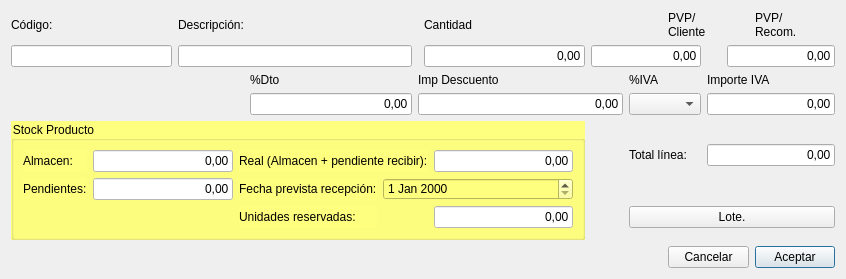
This is Auxiliares/frmeditline.ui in arcnexus/RedFoX as Qt 5 draws it before an edit. The edited form follows.
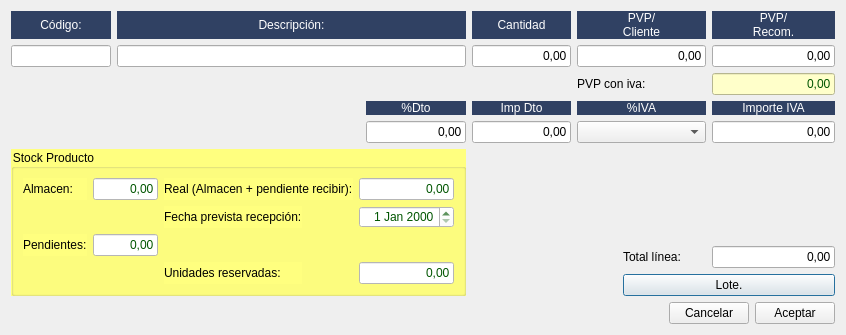
This is the edited form. Icons and pictures are not drawn.

Patch:
```diff
--- a/Auxiliares/frmeditline.ui
+++ b/Auxiliares/frmeditline.ui
@@ -7,7 +7,7 @@
     <x>0</x>
     <y>0</y>
     <width>846</width>
-    <height>255</height>
+    <height>329</height>
    </rect>
   </property>
   <property name="windowTitle">
@@ -18,7 +18,299 @@
     <normaloff>:/Icons/PNG/redfox.png</normaloff>:/Icons/PNG/redfox.png</iconset>
   </property>
   <layout class="QGridLayout" name="gridLayout">
-   <item row="4" column="0" rowspan="2" colspan="5">
+   <item row="1" column="4">
+    <widget class="QLineEdit" name="txtCantidad">
+     <property name="maximumSize">
+      <size>
+       <width>128</width>
+       <height>16777215</height>
+      </size>
+     </property>
+     <property name="text">
+      <string>0,00</string>
+     </property>
+     <property name="alignment">
+      <set>Qt::AlignRight|Qt::AlignTrailing|Qt::AlignVCenter</set>
+     </property>
+    </widget>
+   </item>
+   <item row="7" column="6" colspan="4">
+    <widget class="QPushButton" name="btnLote">
+     <property name="text">
+      <string>Lote.</string>
+     </property>
+     <property name="icon">
+      <iconset resource="../maya.qrc">
+       <normaloff>:/Icons/PNG/desglose.png</normaloff>:/Icons/PNG/desglose.png</iconset>
+     </property>
+     <property name="iconSize">
+      <size>
+       <width>32</width>
+       <height>32</height>
+      </size>
+     </property>
+    </widget>
+   </item>
+   <item row="0" column="5" colspan="3">
+    <widget class="QLabel" name="label_4">
+     <property name="styleSheet">
+      <string notr="true">background-color: #304163;	
+font: 14pt &quot;Sans Serif&quot;;
+color: rgb(255,255,255);</string>
+     </property>
+     <property name="text">
+      <string>PVP/
+Cliente</string>
+     </property>
+     <property name="alignment">
+      <set>Qt::AlignCenter</set>
+     </property>
+    </widget>
+   </item>
+   <item row="4" column="4">
+    <widget class="QLineEdit" name="txtImp_dto">
+     <property name="maximumSize">
+      <size>
+       <width>128</width>
+       <height>16777215</height>
+      </size>
+     </property>
+     <property name="text">
+      <string>0,00</string>
+     </property>
+     <property name="alignment">
+      <set>Qt::AlignRight|Qt::AlignTrailing|Qt::AlignVCenter</set>
+     </property>
+    </widget>
+   </item>
+   <item row="8" column="0" colspan="7">
+    <spacer name="horizontalSpacer">
+     <property name="orientation">
+      <enum>Qt::Horizontal</enum>
+     </property>
+     <property name="sizeHint" stdset="0">
+      <size>
+       <width>636</width>
+       <height>20</height>
+      </size>
+     </property>
+    </spacer>
+   </item>
+   <item row="0" column="1" colspan="3">
+    <widget class="QLabel" name="label_2">
+     <property name="styleSheet">
+      <string notr="true">background-color: #304163;	
+font: 14pt &quot;Sans Serif&quot;;
+color: rgb(255,255,255);</string>
+     </property>
+     <property name="text">
+      <string>Descripción:</string>
+     </property>
+     <property name="alignment">
+      <set>Qt::AlignCenter</set>
+     </property>
+    </widget>
+   </item>
+   <item row="8" column="7" colspan="2">
+    <widget class="QPushButton" name="btnCancelar">
+     <property name="text">
+      <string>Cancelar</string>
+     </property>
+     <property name="icon">
+      <iconset resource="../maya.qrc">
+       <normaloff>:/Icons/PNG/close.png</normaloff>:/Icons/PNG/close.png</iconset>
+     </property>
+    </widget>
+   </item>
+   <item row="8" column="9">
+    <widget class="QPushButton" name="btnAceptar">
+     <property name="text">
+      <string>Aceptar</string>
+     </property>
+     <property name="icon">
+      <iconset resource="../maya.qrc">
+       <normaloff>:/Icons/PNG/OK.png</normaloff>:/Icons/PNG/OK.png</iconset>
+     </property>
+    </widget>
+   </item>
+   <item row="3" column="4">
+    <widget class="QLabel" name="label_7">
+     <property name="maximumSize">
+      <size>
+       <width>128</width>
+       <height>16777215</height>
+      </size>
+     </property>
+     <property name="styleSheet">
+      <string notr="true">background-color: #304163;	
+font: 14pt &quot;Sans Serif&quot;;
+color: rgb(255,255,255);</string>
+     </property>
+     <property name="text">
+      <string>Imp Dto</string>
+     </property>
+     <property name="alignment">
+      <set>Qt::AlignCenter</set>
+     </property>
+    </widget>
+   </item>
+   <item row="4" column="8" colspan="2">
+    <widget class="QLineEdit" name="txtImporte_iva">
+     <property name="text">
+      <string>0,00</string>
+     </property>
+     <property name="alignment">
+      <set>Qt::AlignRight|Qt::AlignTrailing|Qt::AlignVCenter</set>
+     </property>
+    </widget>
+   </item>
+   <item row="6" column="8" colspan="2">
+    <widget class="QLineEdit" name="txt_tota_linea">
+     <property name="styleSheet">
+      <string notr="true">font: 18pt &quot;Sans Serif&quot;;</string>
+     </property>
+     <property name="text">
+      <string>0,00</string>
+     </property>
+     <property name="alignment">
+      <set>Qt::AlignRight|Qt::AlignTrailing|Qt::AlignVCenter</set>
+     </property>
+    </widget>
+   </item>
+   <item row="0" column="0">
+    <widget class="QLabel" name="label">
+     <property name="maximumSize">
+      <size>
+       <width>100</width>
+       <height>16777215</height>
+      </size>
+     </property>
+     <property name="styleSheet">
+      <string notr="true">background-color: #304163;	
+font: 14pt &quot;Sans Serif&quot;;
+color: rgb(255,255,255);</string>
+     </property>
+     <property name="text">
+      <string>Código:</string>
+     </property>
+     <property name="alignment">
+      <set>Qt::AlignCenter</set>
+     </property>
+    </widget>
+   </item>
+   <item row="3" column="8" colspan="2">
+    <widget class="QLabel" name="label_9">
+     <property name="styleSheet">
+      <string notr="true">background-color: #304163;	
+font: 14pt &quot;Sans Serif&quot;;
+color: rgb(255,255,255);</string>
+     </property>
+     <property name="text">
+      <string>Importe IVA</string>
+     </property>
+     <property name="alignment">
+      <set>Qt::AlignCenter</set>
+     </property>
+    </widget>
+   </item>
+   <item row="3" column="3">
+    <widget class="QLabel" name="label_6">
+     <property name="maximumSize">
+      <size>
+       <width>100</width>
+       <height>16777215</height>
+      </size>
+     </property>
+     <property name="styleSheet">
+      <string notr="true">background-color: #304163;	
+font: 14pt &quot;Sans Serif&quot;;
+color: rgb(255,255,255);</string>
+     </property>
+     <property name="text">
+      <string>%Dto</string>
+     </property>
+     <property name="alignment">
+      <set>Qt::AlignCenter</set>
+     </property>
+    </widget>
+   </item>
+   <item row="3" column="5" colspan="3">
+    <widget class="QLabel" name="label_8">
+     <property name="styleSheet">
+      <string notr="true">background-color: #304163;	
+font: 14pt &quot;Sans Serif&quot;;
+color: rgb(255,255,255);</string>
+     </property>
+     <property name="text">
+      <string>%IVA</string>
+     </property>
+     <property name="alignment">
+      <set>Qt::AlignCenter</set>
+     </property>
+    </widget>
+   </item>
+   <item row="0" column="8" colspan="2">
+    <widget class="QLabel" name="label_5">
+     <property name="styleSheet">
+      <string notr="true">background-color: #304163;	
+font: 14pt &quot;Sans Serif&quot;;
+color: rgb(255,255,255);</string>
+     </property>
+     <property name="text">
+      <string>PVP/
+Recom.</string>
+     </property>
+     <property name="alignment">
+      <set>Qt::AlignCenter</set>
+     </property>
+    </widget>
+   </item>
+   <item row="1" column="0">
+    <widget class="QLineEdit" name="txtCodigo">
+     <property name="maximumSize">
+      <size>
+       <width>100</width>
+       <height>16777215</height>
+      </size>
+     </property>
+    </widget>
+   </item>
+   <item row="4" column="3">
+    <widget class="QLineEdit" name="txtPorc_dto">
+     <property name="maximumSize">
+      <size>
+       <width>100</width>
+       <height>16777215</height>
+      </size>
+     </property>
+     <property name="text">
+      <string>0,00</string>
+     </property>
+     <property name="alignment">
+      <set>Qt::AlignRight|Qt::AlignTrailing|Qt::AlignVCenter</set>
+     </property>
+    </widget>
+   </item>
+   <item row="4" column="5" colspan="3">
+    <widget class="QComboBox" name="cboIva"/>
+   </item>
+   <item row="5" column="4">
+    <spacer name="verticalSpacer">
+     <property name="orientation">
+      <enum>Qt::Vertical</enum>
+     </property>
+     <property name="sizeHint" stdset="0">
+      <size>
+       <width>20</width>
+       <height>40</height>
+      </size>
+     </property>
+    </spacer>
+   </item>
+   <item row="1" column="1" colspan="3">
+    <widget class="QLineEdit" name="txtDescripcion"/>
+   </item>
+   <item row="5" column="0" rowspan="3" colspan="4">
     <widget class="QGroupBox" name="groupBox">
      <property name="styleSheet">
       <string notr="true">background-color: rgb(255, 255, 127);</string>
@@ -36,8 +328,12 @@
       </item>
       <item row="0" column="1">
        <widget class="QLineEdit" name="lineEdit_10">
+        <property name="enabled">
+         <bool>false</bool>
+        </property>
         <property name="styleSheet">
-         <string notr="true">background-color: rgb(255, 255, 255);</string>
+         <string notr="true">background-color: rgb(255, 255, 255);
+color: rgb(0, 85, 0);</string>
         </property>
         <property name="text">
          <string>0,00</string>
@@ -56,8 +352,12 @@
       </item>
       <item row="0" column="4">
        <widget class="QLineEdit" name="lineEdit_11">
+        <property name="enabled">
+         <bool>false</bool>
+        </property>
         <property name="styleSheet">
-         <string notr="true">background-color: rgb(255, 255, 255);</string>
+         <string notr="true">background-color: rgb(255, 255, 255);
+color: rgb(0, 85, 0);</string>
         </property>
         <property name="text">
          <string>0,00</string>
@@ -67,17 +367,21 @@
         </property>
        </widget>
       </item>
-      <item row="1" column="0">
+      <item row="2" column="0">
        <widget class="QLabel" name="label_13">
         <property name="text">
          <string>Pendientes:</string>
         </property>
        </widget>
       </item>
-      <item row="1" column="1">
+      <item row="2" column="1">
        <widget class="QLineEdit" name="lineEdit_12">
+        <property name="enabled">
+         <bool>false</bool>
+        </property>
         <property name="styleSheet">
-         <string notr="true">background-color: rgb(255, 255, 255);</string>
+         <string notr="true">background-color: rgb(255, 255, 255);
+color: rgb(0, 85, 0);</string>
         </property>
         <property name="text">
          <string>0,00</string>
@@ -87,27 +391,21 @@
         </property>
        </widget>
       </item>
-      <item row="1" column="2">
-       <widget class="QLabel" name="label_14">
-        <property name="text">
-         <string>Fecha prevista recepción:</string>
-        </property>
-       </widget>
-      </item>
-      <item row="1" column="3" colspan="2">
-       <widget class="QDateEdit" name="dateEdit"/>
-      </item>
-      <item row="2" column="2">
+      <item row="3" column="2">
        <widget class="QLabel" name="label_15">
         <property name="text">
          <string>Unidades reservadas:</string>
         </property>
        </widget>
       </item>
-      <item row="2" column="4">
+      <item row="3" column="4">
        <widget class="QLineEdit" name="lineEdit_13">
+        <property name="enabled">
+         <bool>false</bool>
+        </property>
         <property name="styleSheet">
-         <string notr="true">background-color: rgb(255, 255, 255);</string>
+         <string notr="true">background-color: rgb(255, 255, 255);
+color: rgb(0, 85, 0);</string>
         </property>
         <property name="text">
          <string>0,00</string>
@@ -117,101 +415,59 @@
         </property>
        </widget>
       </item>
+      <item row="1" column="4">
+       <widget class="QDateEdit" name="dateEdit">
+        <property name="enabled">
+         <bool>false</bool>
+        </property>
+        <property name="maximumSize">
+         <size>
+          <width>100</width>
+          <height>16777215</height>
+         </size>
+        </property>
+        <property name="styleSheet">
+         <string notr="true">background-color: rgb(255, 255, 255);
+color: rgb(0, 85, 0);</string>
+        </property>
+        <property name="alignment">
+         <set>Qt::AlignRight|Qt::AlignTrailing|Qt::AlignVCenter</set>
+        </property>
+       </widget>
+      </item>
+      <item row="1" column="2">
+       <widget class="QLabel" name="label_14">
+        <property name="text">
+         <string>Fecha prevista recepción:</string>
+        </property>
+       </widget>
+      </item>
      </layout>
     </widget>
    </item>
-   <item row="0" column="1">
-    <widget class="QLabel" name="label_2">
-     <property name="text">
-      <string>Descripción:</string>
-     </property>
-    </widget>
-   </item>
-   <item row="0" column="0">
-    <widget class="QLabel" name="label">
-     <property name="text">
-      <string>Código:</string>
-     </property>
-    </widget>
-   </item>
-   <item row="0" column="10">
-    <widget class="QLabel" name="label_5">
-     <property name="text">
-      <string>PVP/
-Recom.</string>
-     </property>
-    </widget>
-   </item>
-   <item row="1" column="5" colspan="3">
-    <widget class="QLineEdit" name="lineEdit_4">
-     <property name="text">
-      <string>0,00</string>
-     </property>
-     <property name="alignment">
-      <set>Qt::AlignRight|Qt::AlignTrailing|Qt::AlignVCenter</set>
-     </property>
-    </widget>
-   </item>
-   <item row="2" column="8" colspan="3">
-    <widget class="QLabel" name="label_9">
-     <property name="text">
-      <string>Importe IVA</string>
-     </property>
-    </widget>
-   </item>
-   <item row="3" column="2">
-    <widget class="QLineEdit" name="lineEdit_6">
-     <property name="text">
-      <string>0,00</string>
-     </property>
-     <property name="alignment">
-      <set>Qt::AlignRight|Qt::AlignTrailing|Qt::AlignVCenter</set>
-     </property>
-    </widget>
-   </item>
-   <item row="4" column="8" colspan="3">
-    <widget class="QLineEdit" name="lineEdit_9">
-     <property name="text">
-      <string>0,00</string>
-     </property>
-     <property name="alignment">
-      <set>Qt::AlignRight|Qt::AlignTrailing|Qt::AlignVCenter</set>
-     </property>
-    </widget>
-   </item>
-   <item row="1" column="0">
-    <widget class="QLineEdit" name="lineEdit"/>
-   </item>
-   <item row="6" column="10">
-    <widget class="QPushButton" name="pushButton_2">
-     <property name="text">
-      <string>Aceptar</string>
-     </property>
-     <property name="icon">
-      <iconset resource="../maya.qrc">
-       <normaloff>:/Icons/PNG/OK.png</normaloff>:/Icons/PNG/OK.png</iconset>
-     </property>
-    </widget>
-   </item>
    <item row="0" column="4">
     <widget class="QLabel" name="label_3">
+     <property name="maximumSize">
+      <size>
+       <width>128</width>
+       <height>16777215</height>
+      </size>
+     </property>
+     <property name="styleSheet">
+      <string notr="true">background-color: #304163;	
+font: 14pt &quot;Sans Serif&quot;;
+color: rgb(255,255,255);</string>
+     </property>
      <property name="text">
       <string>Cantidad</string>
      </property>
-    </widget>
-   </item>
-   <item row="1" column="4">
-    <widget class="QLineEdit" name="lineEdit_3">
-     <property name="text">
-      <string>0,00</string>
-     </property>
      <property name="alignment">
-      <set>Qt::AlignRight|Qt::AlignTrailing|Qt::AlignVCenter</set>
+      <set>Qt::AlignCenter</set>
      </property>
     </widget>
    </item>
-   <item row="1" column="9" colspan="2">
-    <widget class="QLineEdit" name="lineEdit_5">
+   <item row="1" column="8" colspan="2">
+    <widget class="QLineEdit" name="txtPvp_recomendado">
      <property name="text">
       <string>0,00</string>
      </property>
@@ -220,94 +476,46 @@
      </property>
     </widget>
    </item>
-   <item row="6" column="0" colspan="7">
-    <spacer name="horizontalSpacer">
-     <property name="orientation">
-      <enum>Qt::Horizontal</enum>
-     </property>
-     <property name="sizeHint" stdset="0">
-      <size>
-       <width>636</width>
-       <height>20</height>
-      </size>
-     </property>
-    </spacer>
-   </item>
-   <item row="0" column="7" colspan="2">
-    <widget class="QLabel" name="label_4">
-     <property name="text">
-      <string>PVP/
-Cliente</string>
-     </property>
-    </widget>
-   </item>
-   <item row="5" column="6" colspan="5">
-    <widget class="QPushButton" name="pushButton_3">
-     <property name="text">
-      <string>Lote.</string>
-     </property>
-    </widget>
-   </item>
-   <item row="3" column="3" colspan="3">
-    <widget class="QLineEdit" name="lineEdit_7">
-     <property name="text">
-      <string>0,00</string>
-     </property>
-     <property name="alignment">
-      <set>Qt::AlignRight|Qt::AlignTrailing|Qt::AlignVCenter</set>
-     </property>
-    </widget>
-   </item>
-   <item row="2" column="2">
-    <widget class="QLabel" name="label_6">
-     <property name="text">
-      <string>%Dto</string>
-     </property>
-    </widget>
-   </item>
-   <item row="6" column="7" colspan="3">
-    <widget class="QPushButton" name="pushButton">
-     <property name="text">
-      <string>Cancelar</string>
-     </property>
-    </widget>
-   </item>
-   <item row="2" column="6" colspan="2">
-    <widget class="QLabel" name="label_8">
-     <property name="text">
-      <string>%IVA</string>
-     </property>
-    </widget>
-   </item>
-   <item row="3" column="6" colspan="2">
-    <widget class="QComboBox" name="comboBox"/>
-   </item>
-   <item row="3" column="8" colspan="3">
-    <widget class="QLineEdit" name="lineEdit_8">
-     <property name="text">
-      <string>0,00</string>
-     </property>
-     <property name="alignment">
-      <set>Qt::AlignRight|Qt::AlignTrailing|Qt::AlignVCenter</set>
-     </property>
-    </widget>
-   </item>
-   <item row="2" column="3" colspan="2">
-    <widget class="QLabel" name="label_7">
-     <property name="text">
-      <string>Imp Descuento</string>
-     </property>
-    </widget>
-   </item>
-   <item row="4" column="6" colspan="2">
+   <item row="6" column="6" colspan="2">
     <widget class="QLabel" name="label_10">
      <property name="text">
       <string>Total línea:</string>
      </property>
     </widget>
    </item>
-   <item row="1" column="1" colspan="2">
-    <widget class="QLineEdit" name="lineEdit_2"/>
+   <item row="1" column="5" colspan="3">
+    <widget class="QLineEdit" name="txtPVP">
+     <property name="text">
+      <string>0,00</string>
+     </property>
+     <property name="alignment">
+      <set>Qt::AlignRight|Qt::AlignTrailing|Qt::AlignVCenter</set>
+     </property>
+    </widget>
+   </item>
+   <item row="2" column="8" colspan="2">
+    <widget class="QLineEdit" name="txtPvp_conIva">
+     <property name="enabled">
+      <bool>false</bool>
+     </property>
+     <property name="styleSheet">
+      <string notr="true">color: rgb(0, 85, 0);
+background-color: rgb(255, 255, 202);</string>
+     </property>
+     <property name="text">
+      <string>0,00</string>
+     </property>
+     <property name="alignment">
+      <set>Qt::AlignRight|Qt::AlignTrailing|Qt::AlignVCenter</set>
+     </property>
+    </widget>
+   </item>
+   <item row="2" column="5" colspan="3">
+    <widget class="QLabel" name="label_16">
+     <property name="text">
+      <string>PVP con iva:</string>
+     </property>
+    </widget>
    </item>
   </layout>
  </widget>
```
Left out of the diff: 35 changed lines with no effect on the pictures.
